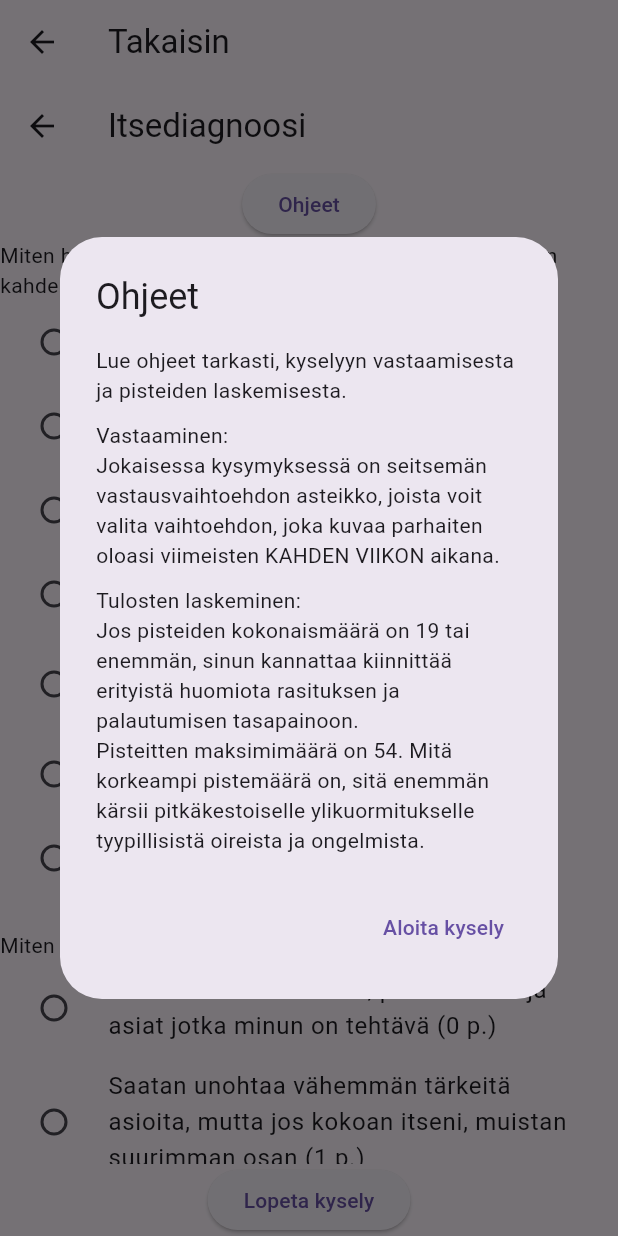
After one commit to Jarwesbub/healthcare_superplatform, a Flutter app: the SelfDiagnosePage screen opened directly, after a tap on "Uupumuskysely", after a tap on "Ohjeet", on a phone screen of 412 x 824 dp. The commit adds this screen. Run offline on Flutter 3.47's test engine with Material 3 defaults, Android fonts, the phone set to English and light mode, and no system bars; our stand-ins replace shared_preferences; accounts and stored records are empty.

Commit message:
itsediagnosointisivu

```diff
--- a/lib/pages/home_page.dart
+++ b/lib/pages/home_page.dart
@@ -4,6 +4,7 @@ import 'package:healthcare_superplatform/data/page_constants.dart';
 import 'package:healthcare_superplatform/pages/test_page.dart';
 import 'package:healthcare_superplatform/widgets/websites_widget.dart';
 import 'package:healthcare_superplatform/pages/calculator_page.dart';
+import 'package:healthcare_superplatform/pages/self_diagnose/self_diagnose.dart';
 
 class HomePage extends StatefulWidget {
   const HomePage({super.key});
@@ -65,7 +66,11 @@ class _HomePageState extends State<HomePage> {
                 'Energy Calculator',
                 const CalculatorPage(),
               ),
-              // Add new pages here ->
+              _homePageItem(
+                context,
+                'Itsediagnosointi',
+                const SelfDiagnosePage(),
+              ), // Add new pages here ->
             ],
           );
         },
--- /dev/null
+++ b/lib/pages/self_diagnose/self_diagnose.dart
@@ -0,0 +1,64 @@
+import 'package:flutter/material.dart';
+import 'package:healthcare_superplatform/pages/self_diagnose/self_diagnose_fatigue.dart';
+
+class SelfDiagnosePage extends StatefulWidget {
+  const SelfDiagnosePage({super.key});
+
+  @override
+  _SelfDiagnosePageState createState() => _SelfDiagnosePageState();
+}
+
+class _SelfDiagnosePageState extends State<SelfDiagnosePage> {
+  Widget? selectedQuestionnaire;
+
+  void selectQuestionnaire(Widget questionnaire) {
+    setState(() {
+      selectedQuestionnaire = questionnaire;
+    });
+  }
+
+  @override
+  Widget build(BuildContext context) {
+    return Scaffold(
+      appBar: AppBar(
+        title: Text(
+          selectedQuestionnaire == null ? 'Itsediagnosointi' : 'Takaisin',
+        ),
+        leading:
+            selectedQuestionnaire != null
+                ? IconButton(
+                  icon: Icon(Icons.arrow_back),
+                  onPressed: () {
+                    setState(() {
+                      selectedQuestionnaire = null;
+                    });
+                  },
+                )
+                : null,
+      ),
+      body: selectedQuestionnaire ?? _buildSelectionMenu(),
+    );
+  }
+
+  Widget _buildSelectionMenu() {
+    return Center(
+      child: Column(
+        mainAxisAlignment: MainAxisAlignment.center,
+        children: [
+          ElevatedButton(
+            onPressed:
+                () => selectQuestionnaire(const SelfDiagnoseFatiguePage()),
+            child: Text('Uupumuskysely'),
+          ),
+          SizedBox(height: 20),
+          ElevatedButton(
+            onPressed: () {
+              // Lisää kyselyt tähän
+            },
+            child: Text('Mielenterveyskysely (TBD)'),
+          ),
+        ],
+      ),
+    );
+  }
+}
--- /dev/null
+++ b/lib/pages/self_diagnose/self_diagnose_fatigue.dart
@@ -0,0 +1,247 @@
+import 'package:flutter/material.dart';
+
+void main() {
+  runApp(MaterialApp(home: SelfDiagnoseFatiguePage()));
+}
+
+class SelfDiagnoseFatiguePage extends StatefulWidget {
+  const SelfDiagnoseFatiguePage({super.key});
+
+  @override
+  _SelfDiagnoseFatiguePageState createState() =>
+      _SelfDiagnoseFatiguePageState();
+}
+
+class _SelfDiagnoseFatiguePageState extends State<SelfDiagnoseFatiguePage> {
+  List<int> selectedAnswers = List.filled(9, -1);
+  int totalScore = 0;
+
+  final List<String> questionTexts = [
+    'Miten hyvin jaksat keskittyä arkipäivän asioihin viimeisten kahden viikon aikana?',
+    'Miten hyvin pystyt muistamaan arjessa tarvittavat asiat?',
+    'Tunnetko itsesi ruumiillisesti tavallista väsyneemmäksi arkipäivän puuhien tai fyysisen ponnistelun jälkeen?',
+    'Miten sitkeästi olet viime viikkoina jaksanut toimittaa arkipäivän tehtäviäsi, ja millaisiksi koet henkiset voimavarasi?',
+    'Miten hyvin ja nopeasti palaudut rasituksesta henkisesti ja ruumiillisesti?',
+    'Miten hyvää unesi on ollut ja/tai oletko tuntenut itsesi levänneeksi viimeisten kahden viikon aikana?',
+    'Tuntuuko sinusta, että jokin tai jotkin aisteistasi ovat tulleet tavallista herkemmiksi?',
+    'Miten reagoit vaatimuksiin, joita sinulle asetetaan arkipäivässäsi?',
+    'Miten ärtyneeksi tai vihaiseksi tunnet itsesi sisäisesti?',
+  ];
+
+  final List<List<String>> options = [
+    [
+      'Minun ei ole vaikea keskittyä (0 p.)',
+      'Minun on joskus vaikea keskittyä (1 p.)',
+      'Minun on usein vaikea keskittyä (2 p.)',
+      'En jaksa keskittyä mihinkään (3 p.)',
+      'En pysty keskittymään oikein mihinkään (4 p.)',
+      'Minun on todella vaikea keskittyä (5 p.)',
+      'En jaksa keskittyä mihinkään (6 p.)',
+    ],
+    [
+      'Muistan vaivatta nimet, päivämäärät ja asiat jotka minun on tehtävä (0 p.)',
+      'Saatan unohtaa vähemmän tärkeitä asioita, mutta jos kokoan itseni, muistan suurimman osan (1 p.)',
+      'Unohdan usein tapaamisia tai hyvienkin tuttujen nimiä (2 p.)',
+      'Unohdan päivittäin tärkeitäkin asioita tai asioita, jotka minun olisi pitänyt tehdä (3 p.)',
+      'Muistan vähemmän kuin normaalisti, mutta en muista kaikki (4 p.)',
+      'En muista juuri mitään tärkeää (5 p.)',
+      'Unohdan päivittäin kaiken tärkeän (6 p.)',
+    ],
+    [
+      'Oloni tuntuu normaalilta, arkipäivän liikkuminen ja urheiluharrastukset sujuvat kuten tavallisesti (0 p.)',
+      'Ruumiilliset ponnistukset väsyttävät minua enemmän kuin yleensä, mutta liikun silti tavalliseen tapaan (1 p.)',
+      'Ruumiillinen ponnistelu tuntuu vaikealta. Jaksan niin kauan kuin liikun normaaliin tahtiin, mutta jos lisään vauhtia, hengästyn ja minua alkaa heikottaa (2 p.)',
+      'Tunnen oloni todella heikoksi, enkä jaksa kävellä lyhyitäkään matkoja (3 p.)',
+      'En jaksa kävellä lyhyitäkään matkoja tai tunnen itseni heikoksi lähes koko ajan (4 p.)',
+      'En jaksa tehdä mitään (5 p.)',
+      'En jaksa liikuttaa itseäni ollenkaan (6 p.)',
+    ],
+    [
+      'Minulla on energiaa saman verran kuin tavallisesti (0 p.)',
+      'Selviän arkipäivän tehtävistäni, mutta se vie tavallista enemmän voimia ja väsyn tavallista nopeammin. Tarvitsen taukoja useammin kuin yleensä (1 p.)',
+      'Väsyn epätavallisen paljon, kun yritän selvitä tavallisesta arjestani, ja ihmisten kanssa oleminen tuntuu rasittavalta (2 p.)',
+      'En jaksa tehdä juuri mitään (3 p.)',
+      'Minusta tuntuu, että olen todella väsyneempi kuin yleensä (4 p.)',
+      'En pysty tekemään mitään (5 p.)',
+      'Olen jatkuvasti väsynyt eikä mikään motivoi (6 p.)',
+    ],
+    [
+      'Minun ei tarvitse levätä päivällä (0 p.)',
+      'Väsyn päivän aikana, mutta tarvitsen vain pienen tauon ja jaksan taas (1 p.)',
+      'Väsyn päivän aikana ja tarvitsen pitkiä taukoja, että tuntisin oloni pirteämmäksi (2 p.)',
+      'Väsyn niin paljon, että ei ole merkitystä kuinka paljon lepään (3 p.)',
+      'Minulla on vaikeuksia palautua edes pitkistä lepohetkistä (4 p.)',
+      'Palaan takaisin normaaliksi vain silloin, jos saan nukkua (5 p.)',
+      'Ei ole mitään väliä, kuinka paljon lepään (6 p.)',
+    ],
+    [
+      'Nukun hyvin ja tarpeeksi pitkään (0 p.)',
+      'Joskus nukun levottomammin tai minun on vaikea nukahtaa uudelleen, jos herään yöllä (1 p.)',
+      'Nukun usein levottomasti, herään yöllä enkä saa unta takaisin (2 p.)',
+      'En tunne itseäni levänneeksi yöllisten heräämisten takia (3 p.)',
+      'Nukun levottomasti ja herään joka yö, mutta ei ole merkitystä (4 p.)',
+      'En tunne itseäni virkeäksi koskaan (5 p.)',
+      'Nukun todella huonosti, herään usein enkä saa unta enää takaisin (6 p.)',
+    ],
+    [
+      'Minusta aistini eivät ole tavallista herkemmät (0 p.)',
+      'Äänet, valot tai muut aistiärsykkeet voivat välillä tuntua epämukavilta (1 p.)',
+      'Koen äänet, valot tai muut aistiärsykkeet usein häiritsevinä (2 p.)',
+      'Äänet, valot tai muut aistiärsykkeet häiritsevät minua niin paljon, että vetäydyn pois (3 p.)',
+      'Koen aistiärsykkeet niin voimakkaina, että en pysty keskittymään niihin (4 p.)',
+      'En kestä lainkaan valoja, ääniä tai muita ärsykkeitä (5 p.)',
+      'Aistiherkkyys on niin voimakasta, että ei voi olla missään paikassa (6 p.)',
+    ],
+    [
+      'Teen sen mitä minun tarvitsee tehdä, enkä koe sitä erityisen vaativaksi tai hankalaksi (0 p.)',
+      'Arkipäivän tilanteet, jotka olen aikaisemmin hallinnut ilman erityisiä ongelmia, tuntuvat välillä hankalilta (1 p.)',
+      'Useimmat asiat tuntuvat todella vaativilta (2 p.)',
+      'Useimmat asiat tuntuvat mahdottomilta, en jaksa tehdä juuri mitään (3 p.)',
+      'Kaikki tuntuu vaikealta ja vaativalta (4 p.)',
+      'En jaksa tehdä mitään tai kykenemätön tekemään asioita (5 p.)',
+      'En pysty tekemään mitään (6 p.)',
+    ],
+    [
+      'En tunne itseäni erityisen ärtyneeksi (0 p.)',
+      'Olen tavallista kärsimättömämpi, mutta se menee myös nopeasti ohi (1 p.)',
+      'Suutun tai provosoidun helpommin (2 p.)',
+      'Joskus menetän malttini tavalla, joka ei ole minulle normaalia (3 p.)',
+      'Usein olen sisäisesti suorastaan raivoissani ja joudun pinnistämään tosissani, että hallitsen itseni (4 p.)',
+      'Tunnen jatkuvaa raivoa tai vihaa (5 p.)',
+      'Olen jatkuvasti ärtynyt ja raivoissani (6 p.)',
+    ],
+  ];
+
+  void showInstructions() {
+    showDialog(
+      context: context,
+      builder:
+          (context) => AlertDialog(
+            title: Text('Ohjeet'),
+            content: SingleChildScrollView(
+              child: Column(
+                crossAxisAlignment: CrossAxisAlignment.start,
+                children: [
+                  Text(
+                    'Lue ohjeet tarkasti, kyselyyn vastaamisesta ja pisteiden laskemisesta.',
+                  ),
+                  SizedBox(height: 10),
+                  Text('Vastaaminen:'),
+                  Text(
+                    'Jokaisessa kysymyksessä on seitsemän vastausvaihtoehdon asteikko, joista voit valita vaihtoehdon, joka kuvaa parhaiten oloasi viimeisten KAHDEN VIIKON aikana.',
+                  ),
+                  SizedBox(height: 10),
+                  Text('Tulosten laskeminen:'),
+                  Text(
+                    'Jos pisteiden kokonaismäärä on 19 tai enemmän, sinun kannattaa kiinnittää erityistä huomiota rasituksen ja palautumisen tasapainoon.',
+                  ),
+                  Text(
+                    'Pisteitten maksimimäärä on 54. Mitä korkeampi pistemäärä on, sitä enemmän kärsii pitkäkestoiselle ylikuormitukselle tyypillisistä oireista ja ongelmista.',
+                  ),
+                ],
+              ),
+            ),
+            actions: [
+              TextButton(
+                onPressed: () {
+                  Navigator.pop(context);
+                  startSurvey();
+                },
+                child: Text('Aloita kysely'),
+              ),
+            ],
+          ),
+    );
+  }
+
+  void startSurvey() {
+    setState(() {
+      totalScore = 0;
+    });
+  }
+
+  void calculateTotalScore() {
+    totalScore = selectedAnswers.reduce((value, element) => value + element);
+  }
+
+  void showResults() {
+    calculateTotalScore();
+    showDialog(
+      context: context,
+      builder:
+          (context) => AlertDialog(
+            title: Text('Kyselyn tulos'),
+            content: Column(
+              crossAxisAlignment: CrossAxisAlignment.start,
+              children: [
+                Text('Pistemäärä: $totalScore'),
+                SizedBox(height: 10),
+                Text(
+                  totalScore <= 19
+                      ? 'Pisteet 0–19: Vähäinen uupuneisuus\nTämä pistemäärä viittaa tilanteeseen, jossa uupuneisuus on vähäistä. Ajoittainen uupumuksen tunne on luonnollinen ja normaali osa elämää.'
+                      : 'Pisteet 20–54: Merkittävä uupuneisuus\nTämä pistemäärä viittaa tilanteeseen, jossa uupuneisuus on merkittävää. Kannattaa kiinnittää erityistä huomiota rasituksen ja palautumisen tasapainoon.',
+                ),
+              ],
+            ),
+            actions: [
+              TextButton(
+                onPressed: () {
+                  Navigator.pop(context);
+                  setState(() {
+                    selectedAnswers = List.filled(9, -1);
+                  });
+                },
+                child: Text('Tee uudestaan'),
+              ),
+              TextButton(
+                onPressed: () {
+                  Navigator.pop(context);
+                },
+                child: Text('Sulje'),
+              ),
+            ],
+          ),
+    );
+  }
+
+  @override
+  Widget build(BuildContext context) {
+    return Scaffold(
+      appBar: AppBar(title: Text('Itsediagnoosi')),
+      body: Column(
+        children: [
+          ElevatedButton(onPressed: showInstructions, child: Text('Ohjeet')),
+          Expanded(
+            child: ListView.builder(
+              itemCount: questionTexts.length,
+              itemBuilder: (context, index) {
+                return Column(
+                  crossAxisAlignment: CrossAxisAlignment.start,
+                  children: [
+                    Text(questionTexts[index]),
+                    ...List.generate(options[index].length, (optionIndex) {
+                      return RadioListTile<int>(
+                        value: optionIndex,
+                        groupValue: selectedAnswers[index],
+                        title: Text(options[index][optionIndex]),
+                        onChanged: (int? value) {
+                          if (value != null) {
+                            setState(() {
+                              selectedAnswers[index] = value;
+                            });
+                          }
+                        },
+                      );
+                    }),
+                    SizedBox(height: 20),
+                  ],
+                );
+              },
+            ),
+          ),
+          ElevatedButton(onPressed: showResults, child: Text('Lopeta kysely')),
+        ],
+      ),
+    );
+  }
+}
```
Also changed, not shown: pubspec.lock, 1 other file.
